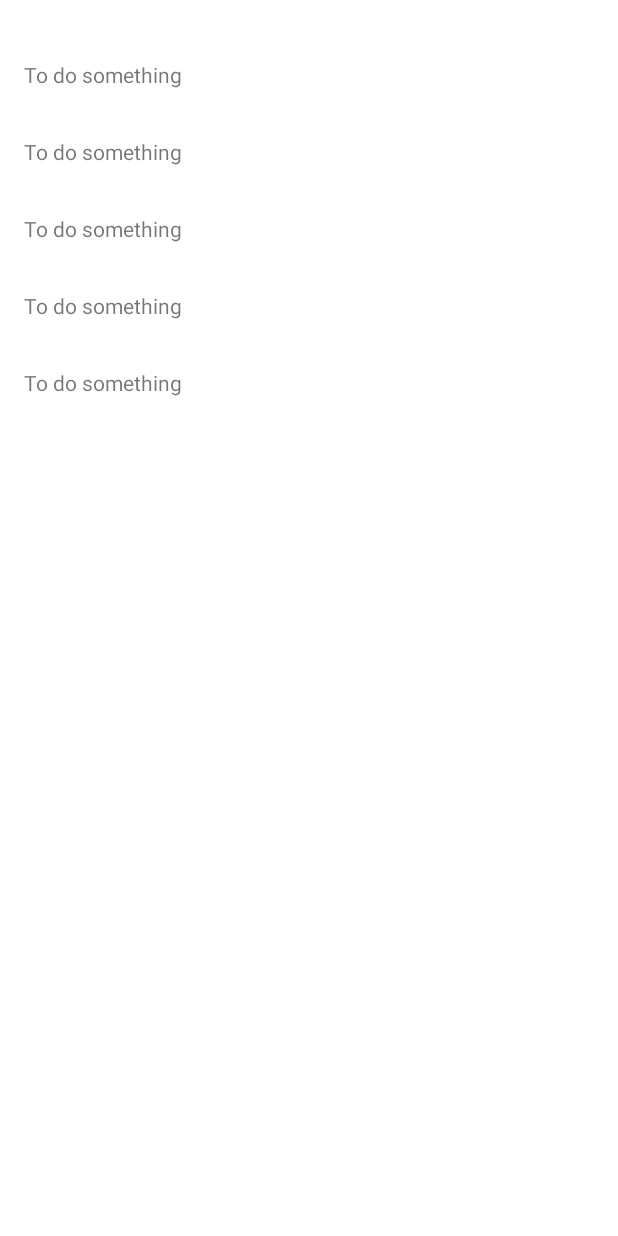
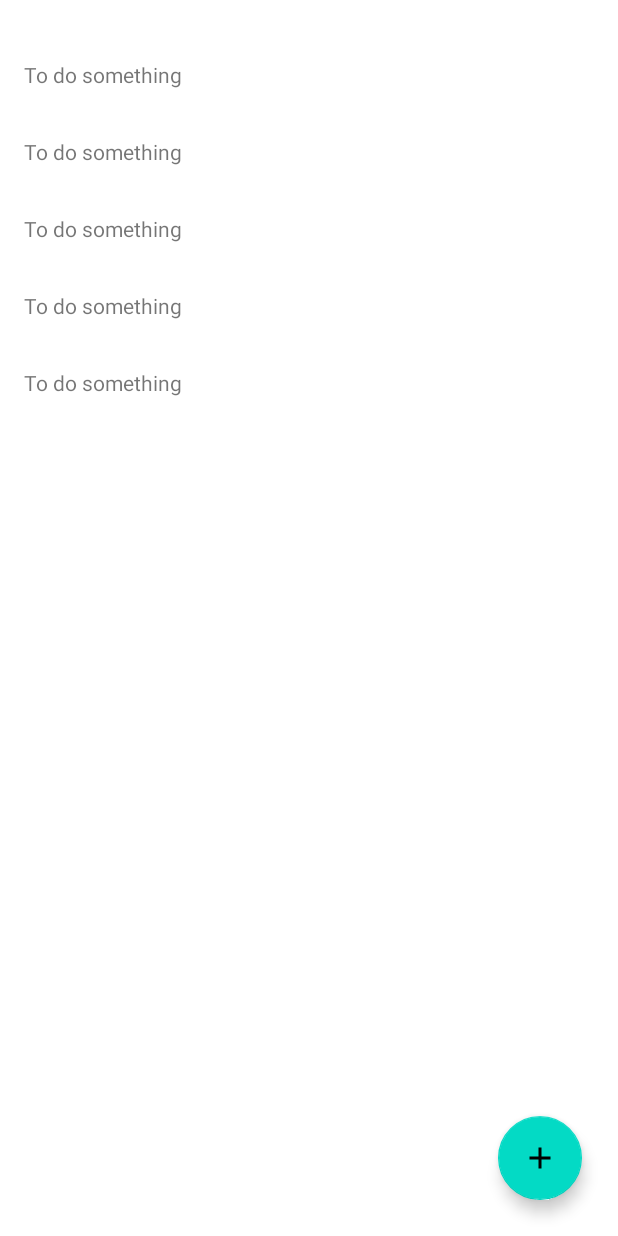
Before and after one commit to t1moon/pomodoro-timer, an Android app: the layout tasks_fragment.xml on its own in the app's theme, with its tools: preview values and no code run, on a phone screen of 412 x 824 dp. Run offline under Robolectric (Android 15) with nearby library versions, the phone set to English and light mode, and no system bars.

Commit message:
Add task functionality

```diff
--- a/app/build.gradle
+++ b/app/build.gradle
@@ -19,6 +19,7 @@ android {
         androidExtensions {
             experimental = true
         }
+        vectorDrawables.useSupportLibrary = true
     }
 
     buildTypes {
--- /dev/null
+++ b/app/src/main/res/drawable/ic_add_24.xml
@@ -0,0 +1,10 @@
+<vector xmlns:android="http://schemas.android.com/apk/res/android"
+    android:width="24dp"
+    android:height="24dp"
+    android:viewportWidth="24"
+    android:viewportHeight="24"
+    android:tint="?attr/colorControlNormal">
+  <path
+      android:fillColor="@android:color/white"
+      android:pathData="M19,13h-6v6h-2v-6H5v-2h6V5h2v6h6v2z"/>
+</vector>
--- a/app/src/main/res/layout/tasks_fragment.xml
+++ b/app/src/main/res/layout/tasks_fragment.xml
@@ -1,7 +1,11 @@
 <?xml version="1.0" encoding="utf-8"?>
-<androidx.constraintlayout.widget.ConstraintLayout xmlns:android="http://schemas.android.com/apk/res/android"
+<androidx.coordinatorlayout.widget.CoordinatorLayout xmlns:android="http://schemas.android.com/apk/res/android"
+    xmlns:app="http://schemas.android.com/apk/res-auto"
     xmlns:tools="http://schemas.android.com/tools"
-    xmlns:app="http://schemas.android.com/apk/res-auto"
+    android:layout_width="match_parent"
+    android:layout_height="match_parent">
+
+    <androidx.constraintlayout.widget.ConstraintLayout
         android:id="@+id/main"
         android:layout_width="match_parent"
         android:layout_height="match_parent"
@@ -17,17 +21,29 @@
             app:layout_constraintStart_toStartOf="parent"
             app:layout_constraintTop_toTopOf="parent"
             tools:visibility="invisible" />
+
         <androidx.recyclerview.widget.RecyclerView
             android:id="@+id/taskListView"
             android:layout_width="0dp"
             android:layout_height="wrap_content"
+            android:layout_marginTop="8dp"
+            android:overScrollMode="never"
             app:layoutManager="androidx.recyclerview.widget.LinearLayoutManager"
-        android:layout_marginTop="8dp"
-        tools:listitem="@layout/tasks_fragment_task_item"
-        tools:itemCount="5"
-        android:overScrollMode="never"
             app:layout_constraintEnd_toEndOf="parent"
             app:layout_constraintStart_toStartOf="parent"
-        app:layout_constraintTop_toBottomOf="@id/taskListProgress" />
+            app:layout_constraintTop_toBottomOf="@id/taskListProgress"
+            tools:itemCount="5"
+            tools:listitem="@layout/tasks_fragment_task_item" />
 
     </androidx.constraintlayout.widget.ConstraintLayout>
+
+    <com.google.android.material.floatingactionbutton.FloatingActionButton
+        android:id="@+id/addButton"
+        android:layout_width="wrap_content"
+        android:layout_height="wrap_content"
+        android:layout_gravity="bottom|right"
+        android:layout_margin="24dp"
+        android:contentDescription="@string/fab_content_desc"
+        app:srcCompat="@drawable/ic_add_24" />
+
+</androidx.coordinatorlayout.widget.CoordinatorLayout>
--- a/app/src/main/res/values/strings.xml
+++ b/app/src/main/res/values/strings.xml
@@ -1,3 +1,5 @@
 <resources>
     <string name="app_name">Pomodoro</string>
+    <string name="fab_content_desc">Add task</string>
+    <string name="enter_task_name">Enter task name</string>
 </resources>
--- a/data/src/main/java/com/fetecom/data/TaskDao.kt
+++ b/data/src/main/java/com/fetecom/data/TaskDao.kt
@@ -13,4 +13,9 @@ interface TaskDao {
     @Query("SELECT * FROM taskdb")
     suspend fun getAllTasks(): List<TaskDB>
 
+    @Query("DELETE FROM taskdb")
+    suspend fun deleteAllTasks()
+
+    @Query("DELETE FROM taskdb WHERE id= :taskId")
+    suspend fun deleteTaskById(taskId: Long)
 }
--- a/domain/src/main/java/com/fetecom/domain/TasksRepository.kt
+++ b/domain/src/main/java/com/fetecom/domain/TasksRepository.kt
@@ -4,4 +4,6 @@ interface TasksRepository {
 
     suspend fun getTodayTasks(): List<Task>
     suspend fun addTask(title: String)
+    suspend fun deleteAllTasks()
+    suspend fun editTaskById(taskId: Int, newTitle: String, newEstimate: Int)
 }
```
Also changed, not shown: app/src/main/java/com/fetecom/pomodoro/ui/main/TaskDialogFragment.kt (added, +75 -0 lines), app/src/main/java/com/fetecom/pomodoro/ui/main/TasksFragment.kt (+10 -1 lines), app/src/main/java/com/fetecom/pomodoro/ui/main/TasksViewModel.kt (+13 -6 lines), app/src/main/res/drawable/ic_delete_outline_24.xml (added, +10 -0 lines), app/src/main/res/layout/tasks_fragment_task_dialog.xml (added, +59 -0 lines), data/src/main/java/com/fetecom/data/TasksRepositoryImpl.kt (+12 -0 lines). Lines whose indentation alone changed are shown as unchanged.
